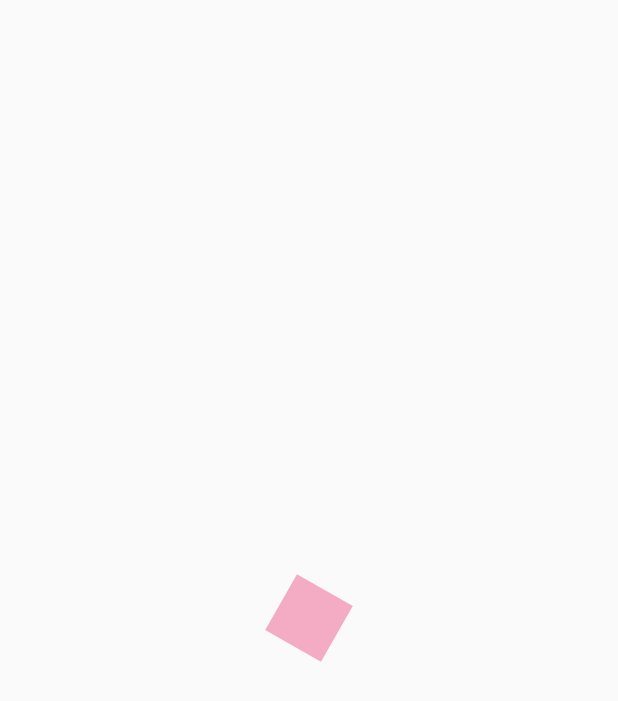
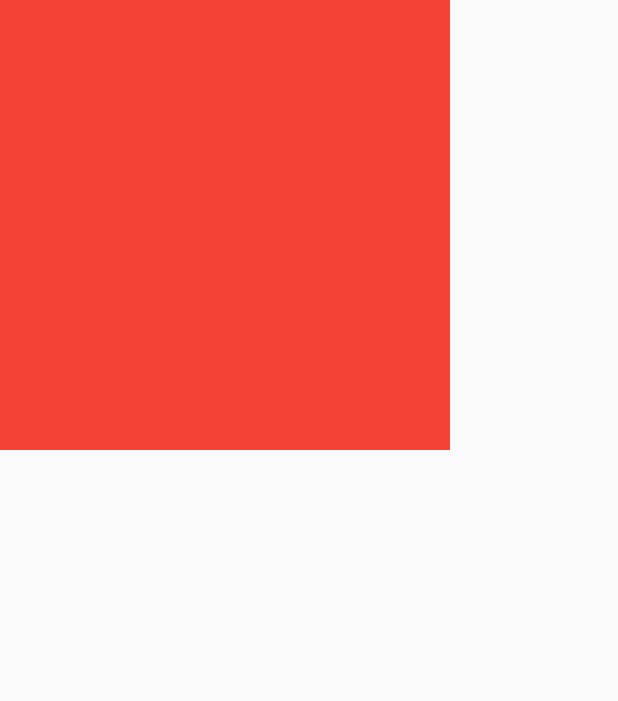
Before and after one commit to max005500/flutter_design_test, a Flutter app: the first screen one second after launch, on a phone screen of 412 x 824 dp. Shown: the top 701 px of the screen. Run offline on Flutter 3.47's test engine with Material 2 defaults, Android fonts, the phone set to English and light mode, and no system bars.

Commit message:
name changing

```diff
--- a/lib/main.dart
+++ b/lib/main.dart
@@ -1,4 +1,4 @@
-import 'package:design/src/screens/screens.dart';
+import 'package:design/src/pages/pages.dart';
 import 'package:flutter/material.dart';
 
 void main() => runApp(const MyApp());
@@ -11,7 +11,7 @@ class MyApp extends StatelessWidget {
     return const MaterialApp(
       debugShowCheckedModeBanner: false,
       title: 'Diseños App',
-      home: AnimationsScreen(),
+      home: CircularProgressBarPage(),
     );
   }
 }
--- a/lib/src/screens/animations_screen.dart
+++ b/lib/src/pages/animations_page.dart
@@ -1,9 +1,8 @@
 import 'dart:math';
-
 import 'package:flutter/material.dart';
 
-class AnimationsScreen extends StatelessWidget {
-  const AnimationsScreen({Key? key}) : super(key: key);
+class AnimationsPage extends StatelessWidget {
+  const AnimationsPage({Key? key}) : super(key: key);
 
   @override
   Widget build(BuildContext context) {
--- /dev/null
+++ b/lib/src/pages/circular_progres_bar_page.dart
@@ -0,0 +1,25 @@
+import 'dart:math';
+import 'package:flutter/material.dart';
+
+class CircularProgressBarPage extends StatefulWidget {
+  const CircularProgressBarPage({super.key});
+
+  @override
+  State<CircularProgressBarPage> createState() =>
+      _CircularProgressBarPageState();
+}
+
+class _CircularProgressBarPageState extends State<CircularProgressBarPage> {
+  @override
+  Widget build(BuildContext context) {
+    return Scaffold(
+      body: Container(
+        width: 300,
+        height: 300,
+        decoration: const BoxDecoration(
+          color: Colors.red,
+        ),
+      ),
+    );
+  }
+}
--- a/lib/src/screens/home_sreen.dart
+++ b/lib/src/pages/home_page.dart
@@ -1,8 +1,8 @@
 import 'package:design/src/widgets/widgets.dart';
 import 'package:flutter/material.dart';
 
-class HomeScreen extends StatelessWidget {
-  const HomeScreen({Key? key}) : super(key: key);
+class HomePage extends StatelessWidget {
+  const HomePage({Key? key}) : super(key: key);
 
   @override
   Widget build(BuildContext context) {
--- /dev/null
+++ b/lib/src/pages/pages.dart
@@ -0,0 +1,3 @@
+export 'package:design/src/pages/home_page.dart';
+export 'package:design/src/pages/animations_page.dart';
+export 'package:design/src/pages/circular_progres_bar_page.dart';
--- a/lib/src/screens/screens.dart
+++ /dev/null
@@ -1,2 +0,0 @@
-export 'package:design/src/screens/home_sreen.dart';
-export 'package:design/src/screens/animations_screen.dart';
```
